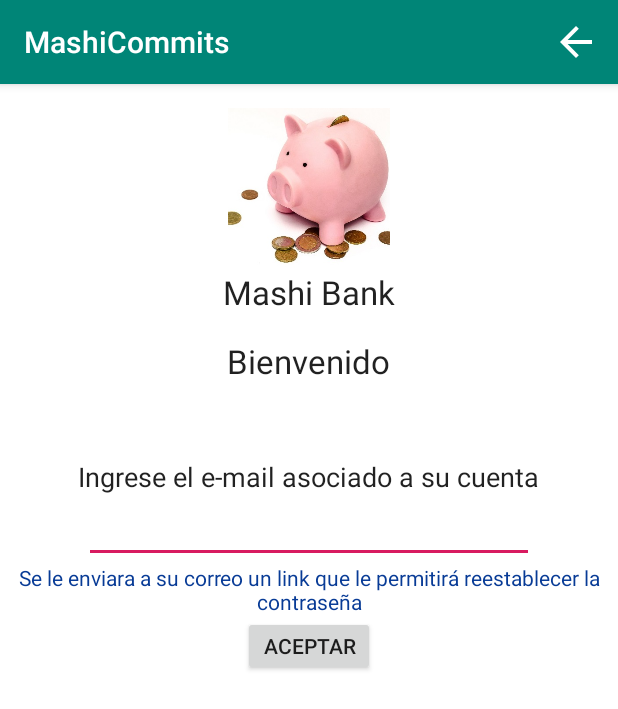
After one commit to xavierowl/Banco_App_Cliente, an Android app: the RecuperaPassword screen opened directly, with no data from a screen before it, on a phone screen of 412 x 824 dp. The commit adds this screen. Shown: the top 709 px of the screen. Run offline under Robolectric (Android 15) with nearby library versions, the phone set to English and light mode, and no system bars; libraries missing offline, so code that uses them is left out: retrofit2.converter.simplexml; 2 statements that could not run were skipped.

Commit message:
Desarrollo e implementación de interfaz para cambio de contraseña en dispositivo móvil

```diff
--- a/app/src/main/AndroidManifest.xml
+++ b/app/src/main/AndroidManifest.xml
@@ -16,6 +16,7 @@
             android:name=".Inicio"
             android:label="@string/title_activity_inicio"
             android:theme="@style/AppTheme.NoActionBar"></activity>
+        <activity android:name=".RecuperaPassword"></activity>
         <activity
             android:name=".MainActivity"
             android:label="@string/app_name"
--- /dev/null
+++ b/app/src/main/java/com/example/mashibank/APIService.java
@@ -0,0 +1,17 @@
+package com.example.mashibank;
+
+
+import java.util.List;
+
+import okhttp3.ResponseBody;
+import retrofit2.Call;
+import retrofit2.http.GET;
+import retrofit2.http.Query;
+
+public interface APIService {
+    @GET("loguear")
+    Call<ResponseBody> loguear(@Query("user") String user, @Query("clave") String clave);
+
+    @GET("cambiarClave")
+    Call<ResponseBody> cambiarClave(@Query("correo") String correo);
+}
--- a/app/src/main/java/com/example/mashibank/MainActivity.java
+++ b/app/src/main/java/com/example/mashibank/MainActivity.java
@@ -91,6 +91,7 @@ public class MainActivity extends AppCompatActivity {
                                     String cuenta = respuesta.substring(7,respuesta.length());
                                     Intent inicio = new Intent(MainActivity.this, Inicio.class);
                                     inicio.putExtra("cuenta", cuenta);
+                                    inicio.putExtra("correo", eUsuario.getText().toString());
                                     startActivityForResult(inicio, 1);
                                     visualizarCarga(false);
                                 }
--- /dev/null
+++ b/app/src/main/java/com/example/mashibank/RecuperaPassword.java
@@ -0,0 +1,98 @@
+package com.example.mashibank;
+
+import android.os.Bundle;
+import android.view.Menu;
+import android.view.MenuItem;
+import android.view.View;
+import android.widget.EditText;
+
+import androidx.annotation.NonNull;
+import androidx.appcompat.app.AppCompatActivity;
+import androidx.appcompat.widget.AppCompatButton;
+
+import com.google.android.material.snackbar.Snackbar;
+
+import java.util.concurrent.TimeUnit;
+
+import okhttp3.OkHttpClient;
+import okhttp3.ResponseBody;
+import retrofit2.Call;
+import retrofit2.Callback;
+import retrofit2.Response;
+import retrofit2.Retrofit;
+import retrofit2.converter.simplexml.SimpleXmlConverterFactory;
+
+public class RecuperaPassword extends AppCompatActivity {
+    private AppCompatButton btnCambiar;
+    private EditText txtCorreo;
+
+    @Override
+    protected void onCreate(Bundle savedInstanceState) {
+        super.onCreate(savedInstanceState);
+        setContentView(R.layout.activity_recupera_password);
+
+
+        btnCambiar = (AppCompatButton)findViewById(R.id.btnCambiar);
+        txtCorreo = findViewById(R.id.txtCorreo);
+
+        //Se establece el escenario para realizar las peticiones web
+        OkHttpClient client = new OkHttpClient.Builder()
+                .connectTimeout(60, TimeUnit.SECONDS)
+                .readTimeout(60,TimeUnit.SECONDS).build();
+
+        Retrofit retrofit = new Retrofit.Builder()
+                .baseUrl("http://10.0.2.2:8080/Banco_Servidor/srv/cliente/")
+                .client(client)
+                .addConverterFactory(SimpleXmlConverterFactory.create())
+                .build();
+        APIService apiService = retrofit.create(APIService.class);
+
+        btnCambiar.setOnClickListener(new View.OnClickListener() {
+            @Override
+            public void onClick(View v) {
+
+                String correo_actual = getIntent().getStringExtra("correo");
+                String correo_ingresado = txtCorreo.getText().toString();
+                System.out.println("**"+correo_actual+"**"+correo_ingresado);
+                if(correo_actual.equals(correo_ingresado)){
+                    Call<ResponseBody> result = apiService.cambiarClave(txtCorreo.getText().toString());
+                    result.enqueue(new Callback<ResponseBody>() {
+                        @Override
+                        public void onResponse(Call<ResponseBody> call, Response<ResponseBody> response) {
+                            try {
+                                String respuesta = response.body().string();
+                                if(respuesta.equals("Clave cambiada")){
+                                    finish();
+                                }
+                            } catch (Exception e) {
+                                Snackbar.make(v, "Se ha producido un error. ("+e.getMessage()+")",
+                                        Snackbar.LENGTH_LONG).show();
+                            }
+                        }
+
+                        @Override
+                        public void onFailure(Call<ResponseBody> call, Throwable t) {
+                            System.out.println("*Servidor*: Se ha producido un error: "+t.getMessage());
+                        }
+                    });
+                }
+                else{
+                    Snackbar.make(v, "El correo ingresado no coincide con la cuenta actual.",
+                            Snackbar.LENGTH_SHORT).show();
+                }
+            }
+        });
+    }
+
+    @Override
+    public boolean onCreateOptionsMenu(Menu menu) {
+        getMenuInflater().inflate(R.menu.menu_back, menu);
+        return super.onCreateOptionsMenu(menu);
+    }
+
+    @Override
+    public boolean onOptionsItemSelected(@NonNull MenuItem item) {
+        finish();
+        return super.onOptionsItemSelected(item);
+    }
+}
--- /dev/null
+++ b/app/src/main/res/drawable/ic_back.xml
@@ -0,0 +1,5 @@
+<vector android:height="80dp" android:tint="?attr/colorControlNormal"
+    android:viewportHeight="24" android:viewportWidth="24"
+    android:width="80dp" xmlns:android="http://schemas.android.com/apk/res/android">
+    <path android:fillColor="@android:color/white" android:pathData="M20,11H7.83l5.59,-5.59L12,4l-8,8 8,8 1.41,-1.41L7.83,13H20v-2z"/>
+</vector>
--- /dev/null
+++ b/app/src/main/res/layout/activity_recupera_password.xml
@@ -0,0 +1,49 @@
+<?xml version="1.0" encoding="utf-8"?>
+<RelativeLayout xmlns:android="http://schemas.android.com/apk/res/android"
+    xmlns:app="http://schemas.android.com/apk/res-auto"
+    xmlns:tools="http://schemas.android.com/tools"
+    android:layout_width="match_parent"
+    android:layout_height="match_parent"
+    tools:context=".RecuperaPassword"
+    android:background="@android:color/white">
+
+    <LinearLayout
+        android:layout_width="match_parent"
+        android:layout_height="wrap_content"
+        android:orientation="vertical"
+        android:gravity="center">
+
+        <include layout="@layout/cabecera"/>
+
+        <TextView
+            android:layout_width="wrap_content"
+            android:layout_height="wrap_content"
+            android:text="Bienvenido"
+            android:textAppearance="@android:style/TextAppearance.Large"/>
+        <TextView
+            android:layout_width="wrap_content"
+            android:layout_height="wrap_content"
+            android:text="Ingrese el e-mail asociado a su cuenta"
+            style="@android:style/TextAppearance.Medium"
+            android:layout_marginTop="50dp"/>
+        <EditText
+            android:id="@+id/txtCorreo"
+            android:layout_width="@dimen/txtMail"
+            android:layout_height="wrap_content">
+        </EditText>
+        <TextView
+            android:layout_width="wrap_content"
+            android:layout_height="wrap_content"
+            android:text="@string/recuperaContra"
+            android:textAppearance="@android:style/TextAppearance.Small"
+            android:textColor="@color/holo_blue_darkest"
+            android:textAlignment="center"/>
+        <androidx.appcompat.widget.AppCompatButton
+            android:id="@+id/btnCambiar"
+            android:layout_width="wrap_content"
+            android:layout_height="40dp"
+            android:text="Aceptar">
+        </androidx.appcompat.widget.AppCompatButton>
+    </LinearLayout>
+
+</RelativeLayout>
--- /dev/null
+++ b/app/src/main/res/menu/menu_back.xml
@@ -0,0 +1,9 @@
+<?xml version="1.0" encoding="utf-8"?>
+<menu xmlns:android="http://schemas.android.com/apk/res/android"
+    xmlns:app="http://schemas.android.com/apk/res-auto">
+    <item android:id="@+id/action_back"
+        android:orderInCategory="10"
+        android:title=""
+        android:icon="@drawable/ic_back"
+        app:showAsAction="always"/>
+</menu>
--- a/app/src/main/res/values/dimens.xml
+++ b/app/src/main/res/values/dimens.xml
@@ -1,3 +1,4 @@
 <resources>
     <dimen name="fab_margin">16dp</dimen>
+    <dimen name="txtMail">300dp</dimen>
 </resources>
```
Also changed, not shown: app/src/main/java/com/example/mashibank/Inicio.java (+29 -0 lines), app/src/main/res/menu/menu_main.xml (+8 -3 lines), app/src/main/res/values/strings.xml (+10 -2 lines), 3 other files.
